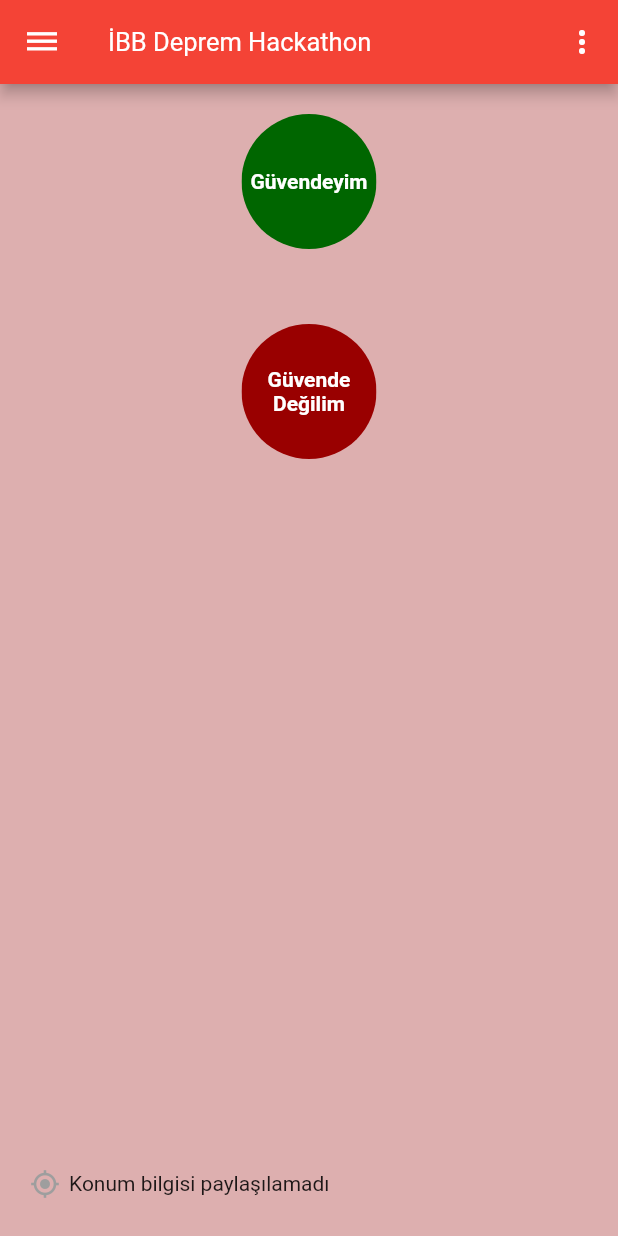
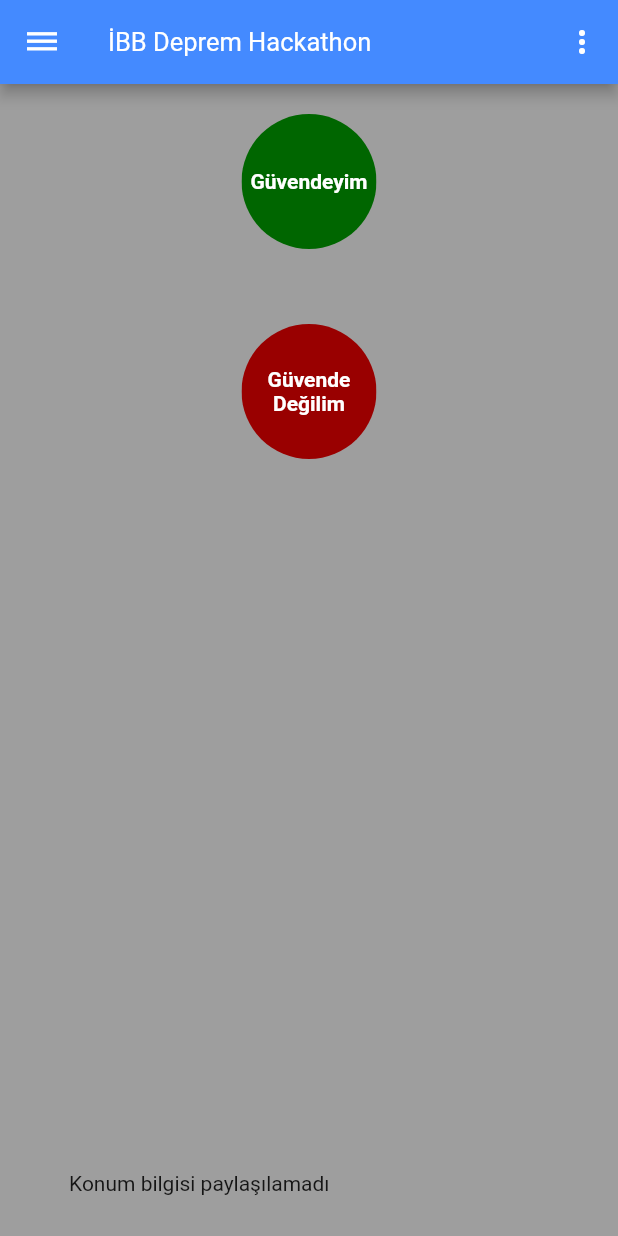
Before and after one commit to netcadlabs/ibb-deprem-hackathon-mobil, a Flutter app: the MainPage screen opened directly, on a phone screen of 412 x 824 dp. Run offline on Flutter 3.47's test engine with Material 2 defaults, Android fonts, the phone set to English and light mode, and no system bars; our stand-ins replace connectivity, device_info, fluttertoast, geolocator, get_it, shared_preferences; missing offline and left inert: mqtt_client; accounts and stored records are empty.

```diff
--- a/lib/api/api_models.dart
+++ b/lib/api/api_models.dart
@@ -32,8 +32,20 @@ class DeviceDetails {
   DeviceDetails({this.status, this.lastSeen});
 
   DeviceDetails.fromJson(Map json)
-      : status = json["status"] == null ? 0 : int.parse(json["status"].toString()),
-        lastSeen = json["lastSeen"] == null ? 0 : int.parse(json["lastSeen"].toString());
+      : status =
+            json["status"] == null ? 0 : int.parse(json["status"].toString()),
+        lastSeen = json["lastSeen"] == null
+            ? 0
+            : int.parse(json["lastSeen"].toString());
+}
+
+class Announcement {
+  String message;
+  String title;
+  int date;
+  bool isPersonel;
+
+  Announcement({this.message, this.title, this.date, this.isPersonel});
 }
 
 class AuthUser {
--- a/lib/locator.dart
+++ b/lib/locator.dart
@@ -8,5 +8,5 @@ void setupLocator() {
 //  locator.registerLazySingleton(() => NavigationService());
 //  locator.registerLazySingleton(() => PushNotificationService());
   locator.registerLazySingleton(() => AuthenticationService());
-  locator.registerLazySingleton(() => MQTTClientWrapper());
+//  locator.registerLazySingleton(() => MQTTClientWrapper());
 }
--- a/lib/main.dart
+++ b/lib/main.dart
@@ -22,7 +22,7 @@ class MyApp extends StatelessWidget {
       title: 'Deprem Hackathon',
       theme: ThemeData(
         visualDensity: VisualDensity.adaptivePlatformDensity,
-        primaryColor: Colors.red
+        primaryColor: Colors.blueAccent
       ),
       home: MyHomePage(title: 'Deprem Hackathon Home Page'),
     );
--- a/lib/pages/main_page.dart
+++ b/lib/pages/main_page.dart
@@ -179,7 +179,7 @@ class _MainPageState extends State<MainPage> {
   }
 
   Color getCurrentBackgroundColor() {
-    if (_registeredUser == null) return Colors.grey;
+    if (_registeredUser == null || _registeredUser.status == 0) return Colors.grey;
 
     return _registeredUser.status == 1
         ? safeBackgroundColor
@@ -242,7 +242,7 @@ class _MainPageState extends State<MainPage> {
             ListTile(
               leading: Icon(
                 Icons.supervisor_account,
-                color: Colors.grey,
+                color: Theme.of(context).primaryColor,
               ),
               title: Text('Yakınlarım'),
               onTap: () {
@@ -257,7 +257,7 @@ class _MainPageState extends State<MainPage> {
             ListTile(
               leading: Icon(
                 Icons.announcement,
-                color: Colors.grey,
+                color: Theme.of(context).primaryColor,
               ),
               title: Text('Duyurular'),
               onTap: () {
@@ -273,7 +273,7 @@ class _MainPageState extends State<MainPage> {
             ListTile(
               leading: Icon(
                 Icons.map,
-                color: Colors.grey,
+                color: Theme.of(context).primaryColor,
               ),
               title: Text('Toplanma Alanları'),
               onTap: () {
@@ -281,13 +281,13 @@ class _MainPageState extends State<MainPage> {
               },
             ),
             Divider(
-              color: Colors.grey,
+              color: Theme.of(context).accentColor,
               thickness: 1,
             ),
             ListTile(
               leading: Icon(
                 Icons.help,
-                color: Colors.grey,
+                color: Theme.of(context).primaryColor,
               ),
               title: Text('Yardım'),
               onTap: () {
--- a/lib/pages/yakinlarim_page.dart
+++ b/lib/pages/yakinlarim_page.dart
@@ -4,7 +4,6 @@ import 'package:depremhackathon/services/authenction_service.dart';
 import 'package:depremhackathon/styles/common_styles.dart';
 import 'package:flutter/cupertino.dart';
 import 'package:flutter/material.dart';
-import 'package:fluttertoast/fluttertoast.dart';
 
 import '../locator.dart';
 import '../utils.dart';
--- a/lib/services/authenction_service.dart
+++ b/lib/services/authenction_service.dart
@@ -22,7 +22,7 @@ class AuthenticationService {
     if (_registeredUser == null && identity != null) {
       _registeredUser = RegisteredUser();
       _registeredUser.identity = identity;
-      _registeredUser.status = status;
+      _registeredUser.status = status == null ? 0 : status;
       _registeredUser.lastUpdateTime = lastUpdateTime;
     }
 
--- a/pubspec.yaml
+++ b/pubspec.yaml
@@ -15,7 +15,7 @@ publish_to: 'none' # Remove this line if you wish to publish to pub.dev
 # In iOS, build-name is used as CFBundleShortVersionString while build-number used as CFBundleVersion.
 # Read more about iOS versioning at
 # https://developer.apple.com/library/archive/documentation/General/Reference/InfoPlistKeyReference/Articles/CoreFoundationKeys.html
-version: 1.0.0+1
+version: 0.0.1
 
 environment:
   sdk: ">=2.7.0 <3.0.0"
```
Also changed, not shown: lib/api/announcement_api.dart (added, +33 -0 lines), lib/pages/duyurular_page.dart (+30 -5 lines), 1 other file.
